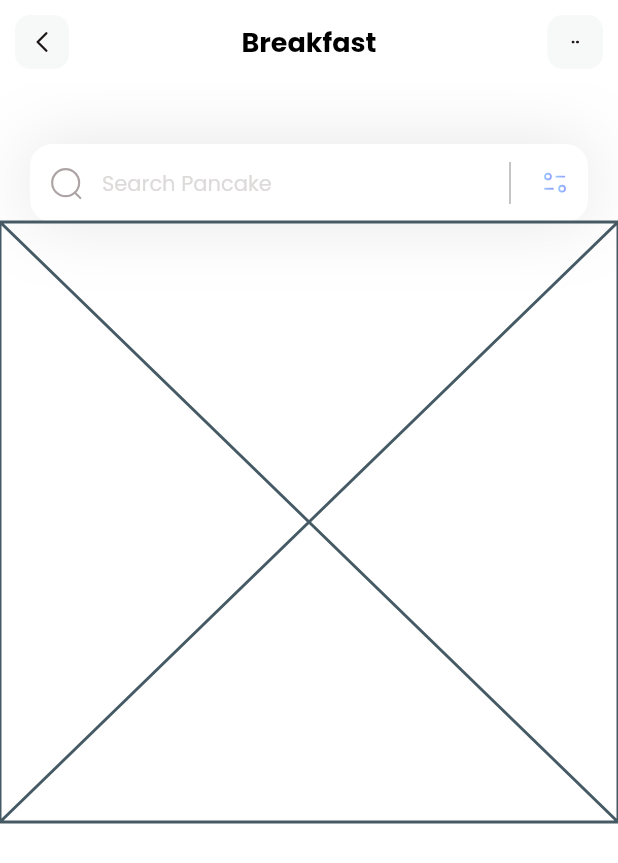
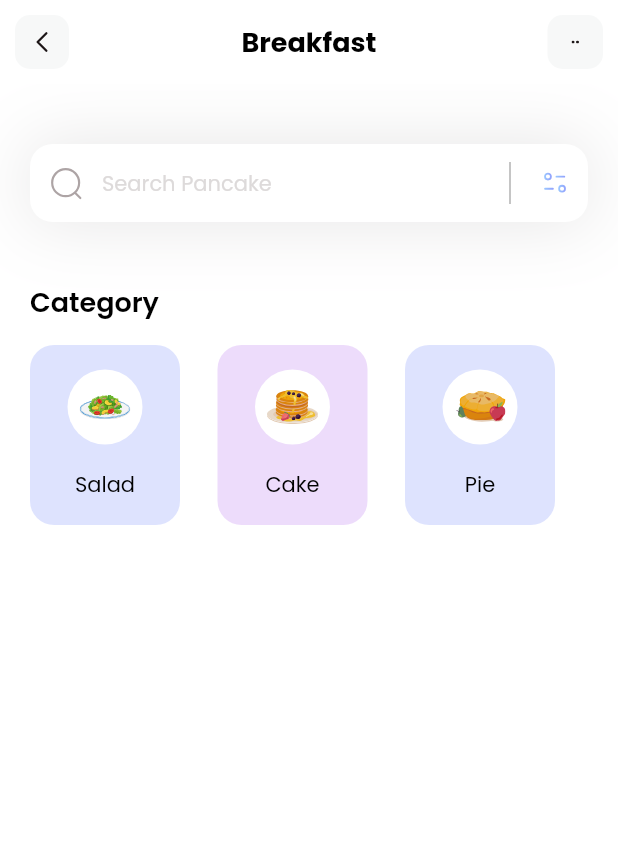
Before and after one commit to DoDoxD1/flutter-recipe-app, a Flutter app: the screen it shows after launch, on a phone screen of 412 x 824 dp. Shown: the top 863 px of the screen. Run offline on Flutter 3.47's test engine with Material 2 defaults, Android fonts, the phone set to English and light mode, and no system bars; our stand-ins replace flutter_svg.

Commit message:
categories section done

```diff
--- /dev/null
+++ b/lib/models/category_model.dart
@@ -0,0 +1,32 @@
+import 'package:flutter/material.dart';
+
+class CategoryModel {
+  String name;
+  String iconPath;
+  Color boxColor;
+
+  CategoryModel(
+      {required this.name, required this.iconPath, required this.boxColor});
+
+  static List<CategoryModel> getCategories() {
+    List<CategoryModel> categories = [
+      CategoryModel(
+          name: 'Salad',
+          iconPath: 'assets/icons/plate.svg',
+          boxColor: const Color(0xff92A3FD)),
+      CategoryModel(
+          name: 'Cake',
+          iconPath: 'assets/icons/pancakes.svg',
+          boxColor: const Color(0xffC58BF2)),
+      CategoryModel(
+          name: 'Pie',
+          iconPath: 'assets/icons/pie.svg',
+          boxColor: const Color(0xff92A3FD)),
+      CategoryModel(
+          name: 'Smoothies',
+          iconPath: 'assets/icons/orange-snacks.svg',
+          boxColor: const Color(0xffC58BF2)),
+    ];
+    return categories;
+  }
+}
--- a/lib/pages/MyAppBar.dart
+++ b/lib/pages/MyAppBar.dart
@@ -2,14 +2,14 @@ import 'package:flutter/material.dart';
 import 'package:flutter_svg/svg.dart';
 
 class MyAppBar extends StatelessWidget {
-  const MyAppBar({super.key});
-
+  MyAppBar({required this.title,super.key});
+  String title;
   @override
   Widget build(BuildContext context) {
     return AppBar(
-      title: const Text(
-        'Breakfast',
-        style: TextStyle(
+      title: Text(
+        title,
+        style: const TextStyle(
             fontSize: 18, color: Colors.black, fontWeight: FontWeight.bold),
       ),
       backgroundColor: Colors.white,
--- a/lib/pages/home/CategoriesSection.dart
+++ b/lib/pages/home/CategoriesSection.dart
@@ -1,4 +1,7 @@
 import 'package:flutter/material.dart';
+import 'package:flutter_svg/flutter_svg.dart';
+
+import '../../models/category_model.dart';
 
 class CategoriesSection extends StatefulWidget {
   const CategoriesSection({super.key});
@@ -8,8 +11,76 @@ class CategoriesSection extends StatefulWidget {
 }
 
 class _CategoriesSectionState extends State<CategoriesSection> {
+  List<CategoryModel> categories = [];
+
+  void _getCategories() {
+    categories = CategoryModel.getCategories();
+  }
+
   @override
   Widget build(BuildContext context) {
-    return const Placeholder();
+    _getCategories();
+    return Column(
+      crossAxisAlignment: CrossAxisAlignment.start,
+      children: [
+        const Padding(
+          padding: EdgeInsets.only(left: 20),
+          child: Text(
+            "Category",
+            style: TextStyle(
+                color: Colors.black, fontSize: 18, fontWeight: FontWeight.w600),
+          ),
+        ),
+        const SizedBox(
+          height: 15,
+        ),
+        Container(
+          height: 120,
+          padding: const EdgeInsets.only(right: 20, left: 20),
+          child: ListView.separated(
+              separatorBuilder: (context, index) => const SizedBox(
+                    width: 25,
+                  ),
+              scrollDirection: Axis.horizontal,
+              itemCount: categories.length,
+              itemBuilder: (context, index) {
+                return categoryBuilder(index: index);
+              }),
+        )
+      ],
+    );
+  }
+
+  Widget categoryBuilder({required index}) {
+    return Container(
+      width: 100,
+      decoration: BoxDecoration(
+        borderRadius: BorderRadius.circular(16),
+        color: categories[index].boxColor.withOpacity(0.3),
+      ),
+      child: Column(
+        mainAxisAlignment: MainAxisAlignment.spaceEvenly,
+        children: [
+          Container(
+            width: 50,
+            height: 50,
+            decoration: const BoxDecoration(
+                color: Colors.white, shape: BoxShape.circle),
+            child: Padding(
+              padding: const EdgeInsets.all(8.0),
+              child: SvgPicture.asset(categories[index].iconPath),
+            ),
+          ),
+          Text(
+            categories[index].name,
+            style: const TextStyle(
+              color: Colors.black,
+              fontWeight: FontWeight.w400,
+              fontSize: 14
+            ),
+          )
+        ],
+      ),
+    );
   }
 }
--- a/lib/pages/home/home.dart
+++ b/lib/pages/home/home.dart
@@ -14,14 +14,13 @@ class HomePage extends StatefulWidget {
 class _HomePageState extends State<HomePage> {
   @override
   Widget build(BuildContext context) {
-    return const Scaffold(
+    return Scaffold(
       appBar:
-          PreferredSize(preferredSize: Size.fromHeight(56), child: MyAppBar()),
+          PreferredSize(preferredSize: const Size.fromHeight(56), child: MyAppBar(title: "Breakfast",)),
       backgroundColor: Colors.white,
-      body: Center(
-        child: Column(
-          children: [MySearchBar(), CategoriesSection()],
-        ),
+      body: const Column(
+        crossAxisAlignment: CrossAxisAlignment.start,
+        children: [MySearchBar(), SizedBox(height: 40,), CategoriesSection()],
       ),
     );
   }
```
